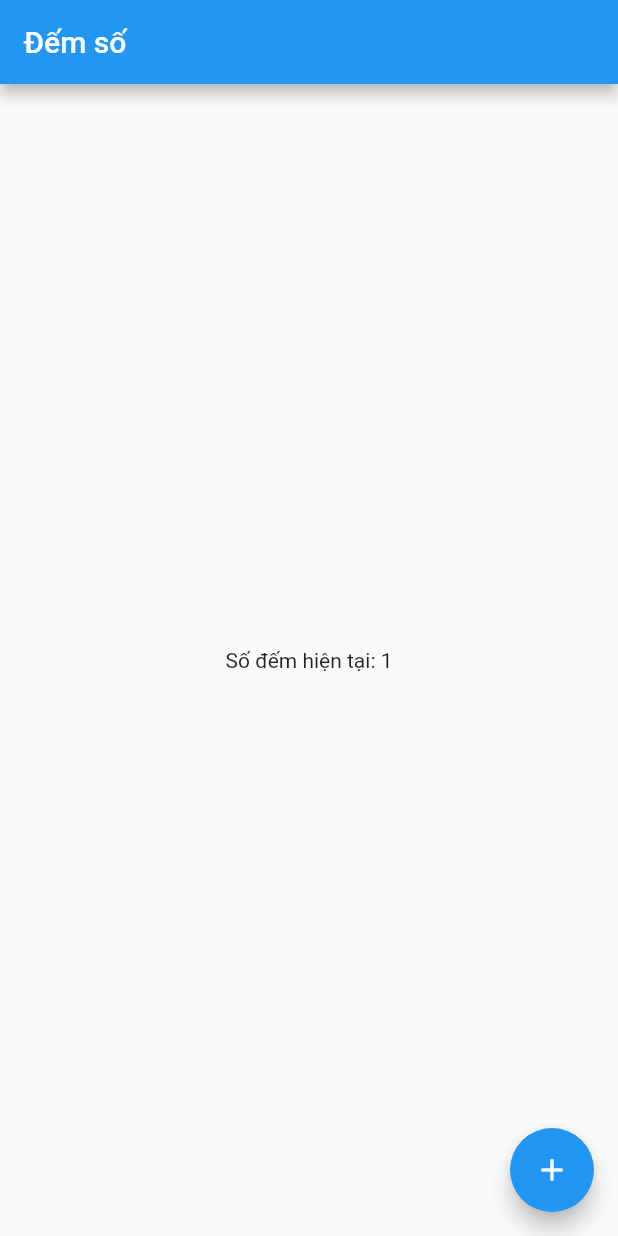
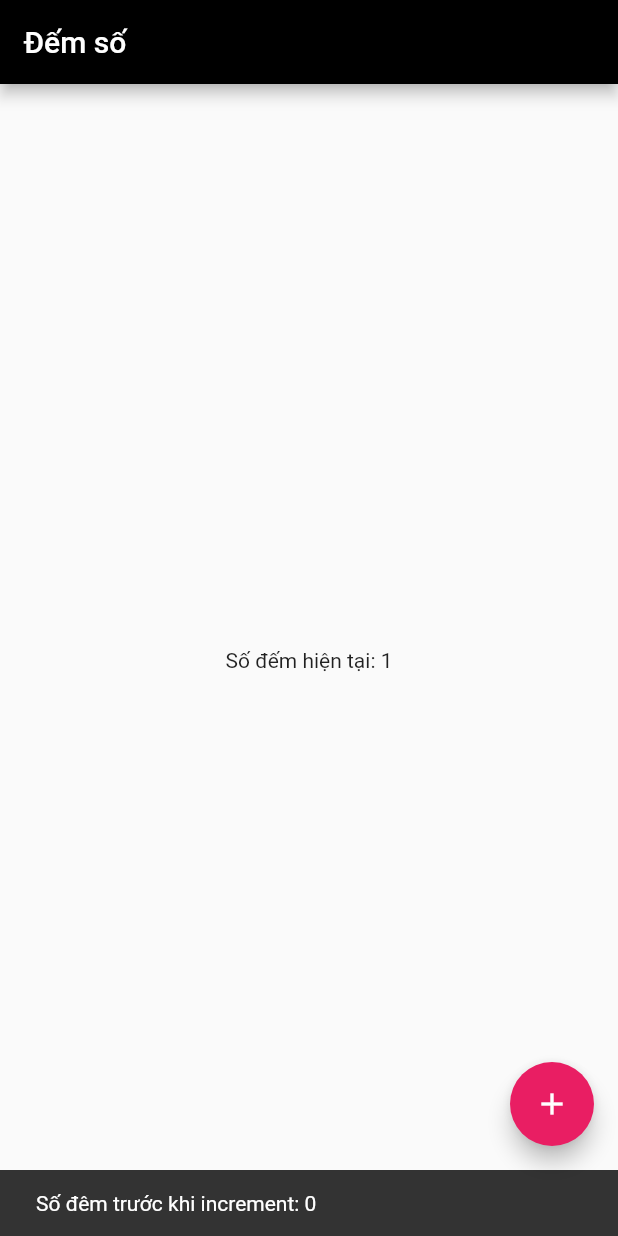
Before and after one commit to olololoe110399/learn_flutter, a Flutter app: the screen it shows after launch, after a tap on the "add" icon, on a phone screen of 412 x 824 dp. Run offline on Flutter 3.47's test engine with Material 2 defaults, Android fonts, the phone set to English and light mode, and no system bars.

Commit message:
[lession_3] BuildContext vs Theme

```diff
--- a/lib/main.dart
+++ b/lib/main.dart
@@ -10,6 +10,9 @@ class MyApp extends StatelessWidget {
     return MaterialApp(
       title: 'Đếm số',
       home: MyHomePage(title: 'Đếm số'),
+      theme: ThemeData(
+          primaryColor: Colors.pink,
+          visualDensity: VisualDensity.adaptivePlatformDensity),
     );
   }
 }
@@ -28,6 +31,9 @@ class _MyHomePageState extends State<MyHomePage> {
 
   void _incrementCounter() {
     setState(() {
+      final snackbar =
+          SnackBar(content: Text('Số đêm trước khi increment: $_counter'));
+      ScaffoldMessenger.of(context).showSnackBar(snackbar);
       _counter++;
     });
   }
@@ -37,11 +43,13 @@ class _MyHomePageState extends State<MyHomePage> {
     return Scaffold(
       appBar: AppBar(
         title: Text(widget.title),
+        backgroundColor: Colors.black,
       ),
       body: Center(
         child: renderText(_counter),
       ),
       floatingActionButton: FloatingActionButton(
+        backgroundColor: Theme.of(context).primaryColor,
         onPressed: _incrementCounter,
         tooltip: 'Increment',
         child: const Icon(Icons.add),
```
